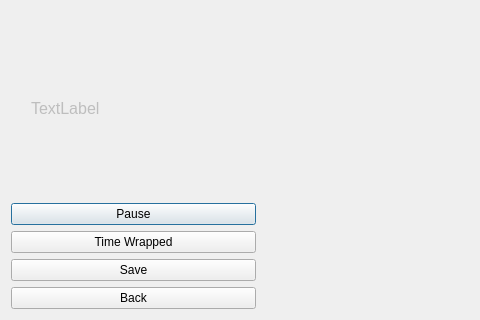
This is src/ResultDialog/ResultDialog.ui in iChant/FingeringLearning as Qt 5 draws it before an edit; both pictures show x 0 to 480 and y 541 to 861 of the 762 by 861 pixel window. The edited form follows.
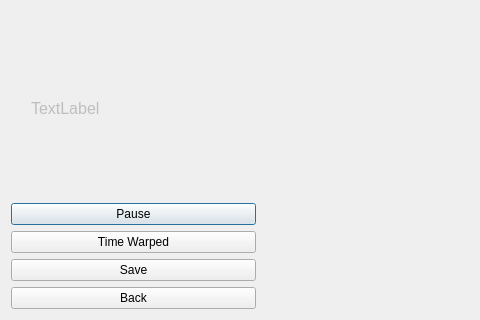
This is the edited form.

Patch:
```diff
--- a/src/ResultDialog/ResultDialog.ui
+++ b/src/ResultDialog/ResultDialog.ui
@@ -173,7 +173,7 @@
    <item row="5" column="0">
     <widget class="QPushButton" name="pushButton">
      <property name="text">
-      <string>Time Wrapped</string>
+      <string>Time Warped</string>
      </property>
      <property name="checkable">
       <bool>true</bool>
```
Left out of the diff: 4 changed lines with no effect on the pictures.
